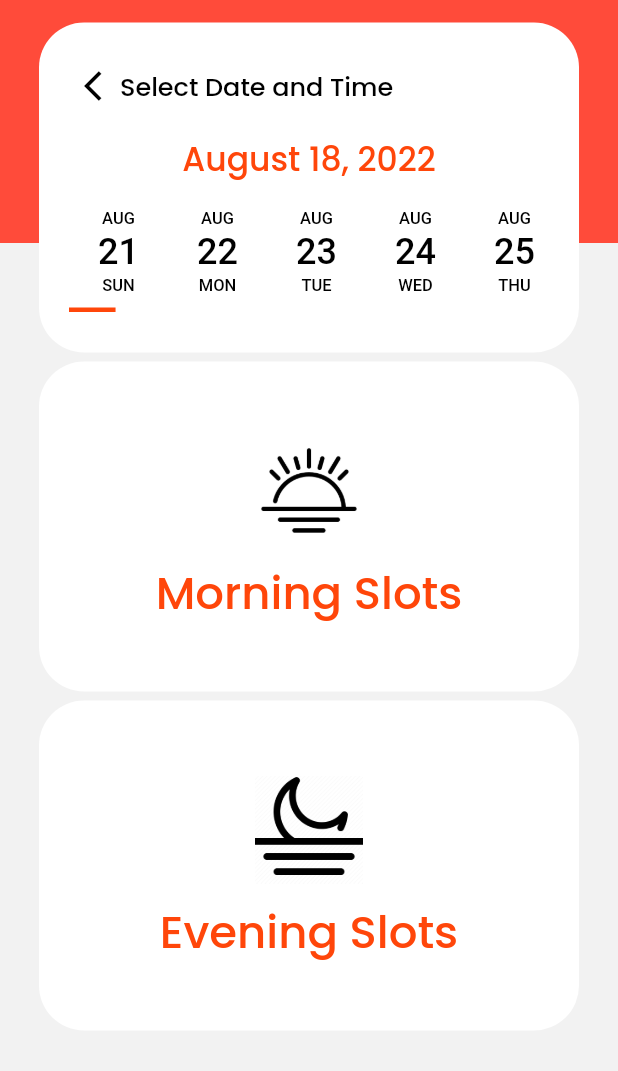
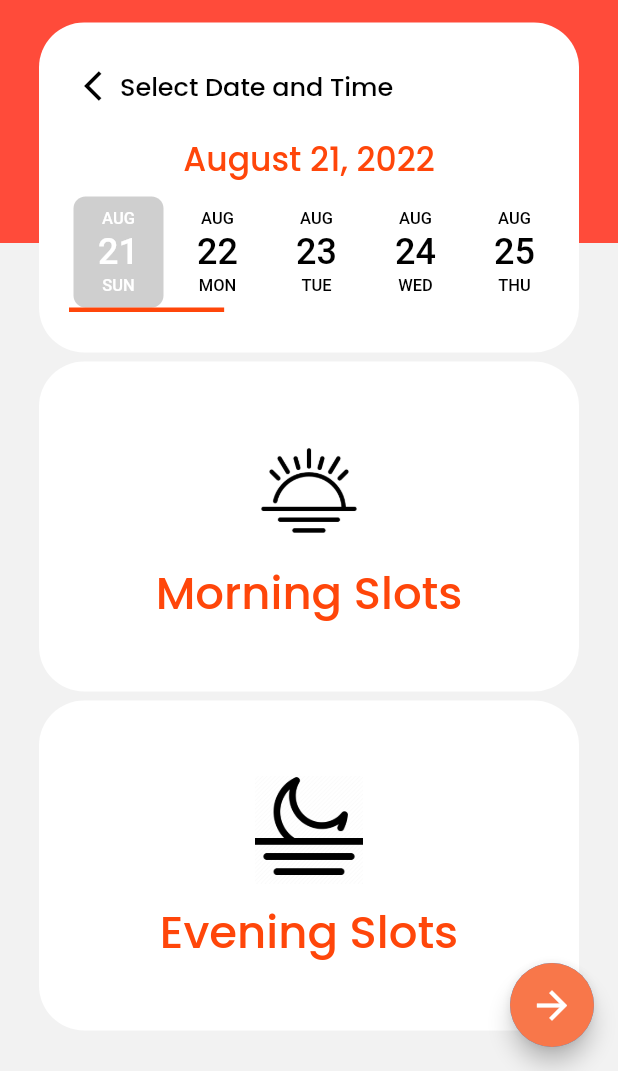
Before and after one commit to wersharks/mera_aadhar, a Flutter app: the DatePage screen opened directly, on a phone screen of 412 x 824 dp, the part 165-1236 px from its top. Run offline on Flutter 3.47's test engine with Material 2 defaults, Android fonts, the phone set to English and light mode, and no system bars; drawn by our look-alikes of date_picker_timeline; our stand-ins replace cloud_firestore, firebase_auth, firebase_core, firebase_database, firebase_messaging, flutter_map and 9 more; missing offline and left inert: dart:ffi, flutter_map_marker_popup, mapmyindia_gl, mapmyindia_place_widget, otp_autofill; accounts and stored records are empty.

Commit message:
slot wala

```diff
--- a/lib/fixtures/booking_fixture.dart
+++ b/lib/fixtures/booking_fixture.dart
@@ -3,7 +3,7 @@ import 'dart:convert';
 
 class BookingFixture {
     static Booking dummyBooking(){
-        Map<String, dynamic> data = jsonDecode('{"bookingId":42,"operatorId":22451,"bookingType":0,"phoneNo":"+918872276957","bookingLocation":{"lat":23.25564,"lon":21.22134},"userdata":{"phoneNo":"+918872276957","type":0,"locationText":"Hostel O, Tiet"},"confirmOtp":4547,"paydata":{"type":"CASH","receipt":null,"status":"Success"},"bookingStatus":"Completed","timestamp":1660465314}');
+        Map<String, dynamic> data = jsonDecode('{"bookingId":42,"operatorId":22451,"bookingType":0,"phoneNo":"+918872276957","bookingLocation":{"lat":23.25564,"lon":21.22134},"userdata":{"phoneNo":"+918872276957","type":0,"locationText":"Hostel O, Tiet"},"confirmOtp":4547,"paydata":{"type":"CASH","receipt":null,"status":"Success"},"bookingStatus":"Completed","timestamp":1660465314,"slotType":"morning"}');
         final Booking bookin = Booking.fromJson(data);
         return bookin;
     }
--- a/lib/models/booking_model.dart
+++ b/lib/models/booking_model.dart
@@ -9,6 +9,8 @@ class Booking {
   Paydata? paydata;
   String? bookingStatus;
   int? timestamp;
+  String? slotType;
+  DateTime? date;
 
   Booking(
       {this.bookingId,
@@ -20,7 +22,9 @@ class Booking {
       this.confirmOtp,
       this.paydata,
       this.bookingStatus,
-      this.timestamp});
+      this.timestamp,
+      this.slotType,
+      this.date});
 
   Booking.fromJson(Map<String, dynamic> json) {
     bookingId = json['bookingId'];
@@ -38,6 +42,8 @@ class Booking {
         json['paydata'] != null ? new Paydata.fromJson(json['paydata']) : null;
     bookingStatus = json['bookingStatus'];
     timestamp = json['timestamp'];
+    slotType = json['slotType'];
+    date = json['date'];
   }
 
   Map<String, dynamic> toJson() {
@@ -58,6 +64,8 @@ class Booking {
     }
     data['bookingStatus'] = this.bookingStatus;
     data['timestamp'] = this.timestamp;
+    data['slotType'] = this.slotType;
+    data['date'] = this.date;
     return data;
   }
 }
--- a/lib/provider/booking.dart
+++ b/lib/provider/booking.dart
@@ -1,6 +1,24 @@
 import 'package:flutter/cupertino.dart';
 import 'package:mera_aadhar/models/booking_model.dart';
 import 'package:mera_aadhar/fixtures/booking_fixture.dart';
+import 'package:mera_aadhar/widgets/time_tile.dart';
+
 class BookingProvider extends ChangeNotifier {
-   Booking booking=BookingFixture.dummyBooking();
+  Booking booking = BookingFixture.dummyBooking();
+  List<TimeTile> morning = [
+   TimeTile(timeslot: '9:00 AM - 9:30 AM') ,
+    TimeTile(timeslot:'9:30 AM - 10:00 AM'),
+    TimeTile(timeslot:'10:00 AM - 10:30 AM'),
+   TimeTile(timeslot: '10:30 AM - 11:00 AM'),
+   TimeTile(timeslot: '11:00 AM - 11:30 AM'),
+    TimeTile(timeslot:'11:30 AM - 12:00 PM')
+  ];
+   List<TimeTile> evening = [
+ TimeTile(timeslot:  '2:00 PM - 2:30 PM'),
+  TimeTile(timeslot:  '2:30 PM - 3:00 PM'),
+    TimeTile(timeslot:'3:00 PM - 3:30 PM'),
+    TimeTile(timeslot:'3:30 PM - 4:00 PM'),
+   TimeTile(timeslot: '4:00 PM - 4:30 PM'),
+    TimeTile(timeslot:'4:30 PM - 5:00 PM')
+  ];
 }
--- a/lib/screens/date_page.dart
+++ b/lib/screens/date_page.dart
@@ -1,6 +1,13 @@
+import 'package:firebase_auth/firebase_auth.dart';
 import 'package:google_fonts/google_fonts.dart';
 import 'package:flutter/material.dart';
 import 'package:date_picker_timeline/date_picker_timeline.dart';
+import 'package:intl/intl.dart';
+import 'package:mera_aadhar/provider/booking.dart';
+import 'package:mera_aadhar/screens/slot_page.dart';
+import 'package:provider/provider.dart';
+
+import '../services/snackbar.dart';
 
 class DatePage extends StatefulWidget {
   const DatePage({Key? key}) : super(key: key);
@@ -10,9 +17,49 @@ class DatePage extends StatefulWidget {
 }
 
 class _DatePageState extends State<DatePage> {
+  DateTime date = DateTime.now();
+  String? slotType;
   @override
   Widget build(BuildContext context) {
     return Scaffold(
+      floatingActionButton: FloatingActionButton(
+        child: Container(
+            width: 60,
+            height: 60,
+            child: Icon(
+              Icons.arrow_forward,
+              size: 30,
+            ),
+            decoration: BoxDecoration(
+                shape: BoxShape.circle,
+                gradient: LinearGradient(
+                    colors: [Color(0xffF8774A), Color(0xffF8774A)],
+                    begin: Alignment.topRight,
+                    end: Alignment.bottomLeft))),
+        onPressed: () {
+          (slotType == 'morning')
+              ? Provider.of<BookingProvider>(context, listen: false)
+                  .booking
+                  .slotType = 'morning'
+              : Provider.of<BookingProvider>(context, listen: false)
+                  .booking
+                  .slotType = 'evening';
+          Provider.of<BookingProvider>(context, listen: false).booking.date =
+              date;
+          print(Provider.of<BookingProvider>(context, listen: false)
+              .booking
+              .slotType);
+          print(Provider.of<BookingProvider>(context, listen: false)
+              .booking
+              .userdata!
+              .type);
+          if (slotType == 'morning' || slotType == 'evening')
+            Navigator.push(
+                context, MaterialPageRoute(builder: (context) => SlotPage()));
+          else
+            showSnackBar('Please select any option to continue', context);
+        },
+      ),
       //  backgroundColor: Color(0xFFFF4B3A),
       body: Container(
         height: double.infinity,
@@ -90,7 +137,9 @@ class _DatePageState extends State<DatePage> {
                                   height: 20,
                                 ),
                                 Text(
-                                  'August 18, 2022',
+                                  DateFormat.yMMMMd('en_US')
+                                      .format(date)
+                                      .toString(),
                                   style: GoogleFonts.poppins(
                                     textStyle: const TextStyle(
                                         fontWeight: FontWeight.w500,
@@ -110,7 +159,12 @@ class _DatePageState extends State<DatePage> {
                                     isAlwaysShown: true,
                                     child: DatePicker(
                                       DateTime.now(),
-                                      daysCount: 50,
+                                      initialSelectedDate: DateTime.now(),
+                                      daysCount: 15,
+                                      onDateChange: (value) {
+                                        date = value;
+                                        setState(() {});
+                                      },
                                     ),
                                   ),
                                 ),
@@ -123,7 +177,14 @@ class _DatePageState extends State<DatePage> {
                         height: 6,
                       ),
                       GestureDetector(
-                        onTap: () {},
+                        onTap: () {
+                          if (slotType == null || slotType != 'morning')
+                            slotType = 'morning';
+                          else
+                            slotType = '';
+
+                          setState(() {});
+                        },
                         child: Container(
                           height: 220,
                           width: 360,
@@ -133,9 +194,21 @@ class _DatePageState extends State<DatePage> {
                           child: Center(
                             child: Column(
                               children: [
-                                const SizedBox(
-                                  height: 50,
-                                ),
+                                (slotType != null && slotType == 'morning')
+                                    ? Align(
+                                        alignment: Alignment.topRight,
+                                        child: Padding(
+                                          padding: const EdgeInsets.all(10.0),
+                                          child: Image.asset(
+                                            'assets/checked.png',
+                                            width: 30,
+                                            height: 30,
+                                          ),
+                                        ),
+                                      )
+                                    : SizedBox(
+                                        height: 50,
+                                      ),
                                 Container(
                                   child: Image.asset(
                                     'assets/morning.png',
@@ -164,7 +237,14 @@ class _DatePageState extends State<DatePage> {
                         height: 6,
                       ),
                       GestureDetector(
-                        onTap: () {},
+                        onTap: () {
+                          if (slotType == null || slotType != 'evening')
+                            slotType = 'evening';
+                          else
+                            slotType = '';
+
+                          setState(() {});
+                        },
                         child: Container(
                           height: 220,
                           width: 360,
@@ -174,9 +254,21 @@ class _DatePageState extends State<DatePage> {
                           child: Center(
                             child: Column(
                               children: [
-                                const SizedBox(
-                                  height: 50,
-                                ),
+                                (slotType != null && slotType == 'evening')
+                                    ? Align(
+                                        alignment: Alignment.topRight,
+                                        child: Padding(
+                                          padding: const EdgeInsets.all(10.0),
+                                          child: Image.asset(
+                                            'assets/checked.png',
+                                            width: 30,
+                                            height: 30,
+                                          ),
+                                        ),
+                                      )
+                                    : SizedBox(
+                                        height: 50,
+                                      ),
                                 Container(
                                   child: Image.asset(
                                     'assets/evening.png',
--- a/pubspec.yaml
+++ b/pubspec.yaml
@@ -39,7 +39,7 @@ dependencies:
   font_awesome_flutter: ^10.1.0
   intl_phone_field: ^3.1.0
   otp_autofill: ^2.1.0
-
+  intl: ^0.17.0
 
   # The following adds the Cupertino Icons font to your application.
   # Use with the CupertinoIcons class for iOS style icons.
```
Also changed, not shown: lib/screens/documentCheckPage.dart (+6 -1 lines), lib/screens/slot_page.dart (+18 -16 lines), lib/widgets/time_tile.dart (+14 -4 lines), pubspec.lock.
